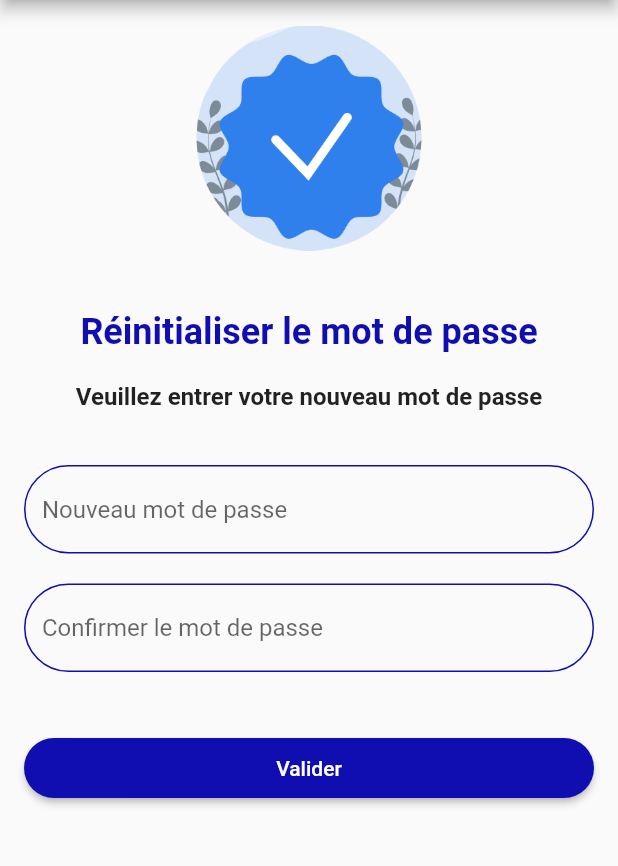
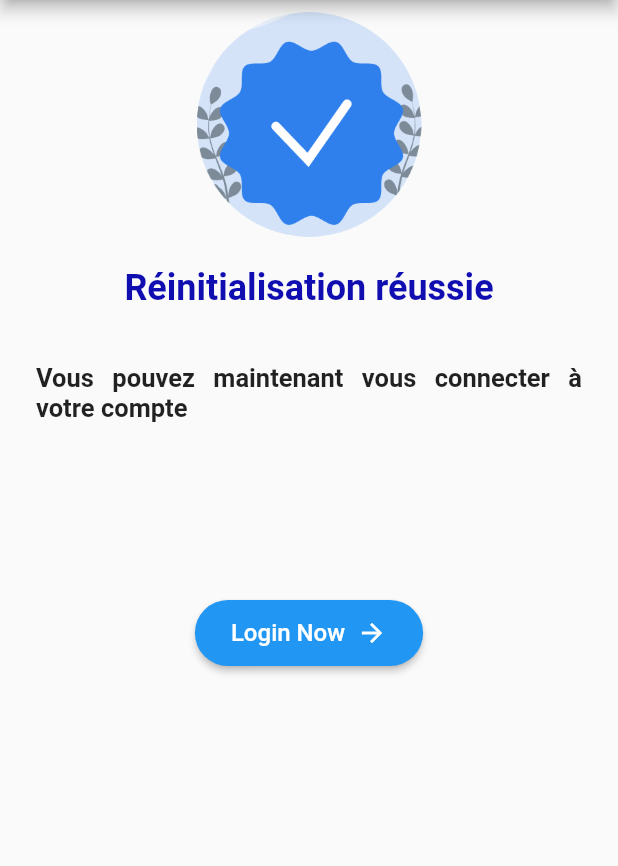
Before and after one commit to Rachidagzl20/projet_mmobilier_appmobile, a Flutter app: the forgot_Password_change_Screen screen opened directly, after a tap on "Valider", on a phone screen of 412 x 824 dp, the part 84-950 px from its top. Run offline on Flutter 3.47's test engine with Material 2 defaults, Android fonts, the light colour scheme and no system bars; our stand-ins replace image_picker.

Commit message:
add modifectation to forgot_password page

```diff
--- a/lib/pages/forgot_password_screen_2.dart
+++ b/lib/pages/forgot_password_screen_2.dart
@@ -2,6 +2,7 @@ import 'package:flutter/material.dart';
 import 'package:projet_mmobilier_appmobile/appBarpage.dart';
 import '../utils/app_color.dart';
 import 'forgot_password_screen_3.dart';
+import 'forgot_password_screen_4.dart';
 
 class EnterCodeScreen extends StatefulWidget {
   const EnterCodeScreen({Key? key}) : super(key: key);
--- a/lib/pages/forgot_password_screen_3.dart
+++ b/lib/pages/forgot_password_screen_3.dart
@@ -1,5 +1,6 @@
 import 'package:flutter/material.dart';
 import '../utils/app_color.dart';
+import 'forgot_password_screen_4.dart';
 
 class forgot_Password_change_Screen extends StatefulWidget {
   const forgot_Password_change_Screen({Key? key}) : super(key: key);
@@ -12,6 +13,8 @@ class _forgot_Password_change_ScreenState extends State<forgot_Password_change_S
   final TextEditingController _newPasswordController = TextEditingController();
   final TextEditingController _confirmPasswordController =
   TextEditingController();
+  late bool _isObscureNewPassword = true;
+  late bool _isObscureConfirmPassword = true;
 
   void _resetPassword() {
     // TODO: Implement password reset logic here
@@ -35,7 +38,7 @@ class _forgot_Password_change_ScreenState extends State<forgot_Password_change_S
               Padding(
                 padding: const EdgeInsets.only(top: 1.0),
                 child: Image.asset(
-                  'assets/forgot_img_4.png',
+                  'assets/forgot_img_5.png',
                   width: 150,
                   height: 150,
                 ),
@@ -69,9 +72,10 @@ class _forgot_Password_change_ScreenState extends State<forgot_Password_change_S
               SizedBox(
                 height: 36,
               ),
+
               TextField(
                 controller: _newPasswordController,
-                obscureText: true,
+                obscureText: _isObscureNewPassword,
                 decoration: InputDecoration(
                   hintText: 'Nouveau mot de passe',
                   enabledBorder: OutlineInputBorder(
@@ -82,6 +86,14 @@ class _forgot_Password_change_ScreenState extends State<forgot_Password_change_S
                       borderRadius: BorderRadius.circular(30),
                       borderSide: BorderSide(width: 1, color:AppColors.accent )
                   ),
+                  suffixIcon: IconButton(
+                    icon: Icon(_isObscureNewPassword ? Icons.visibility_off : Icons.visibility),
+                    onPressed: () {
+                      setState(() {
+                        _isObscureNewPassword = !_isObscureNewPassword;
+                      });
+                    },
+                  ),
                 ),
               ),
               SizedBox(
@@ -89,7 +101,7 @@ class _forgot_Password_change_ScreenState extends State<forgot_Password_change_S
               ),
               TextField(
                 controller: _confirmPasswordController,
-                obscureText: true,
+                obscureText: _isObscureConfirmPassword,
                 decoration: InputDecoration(
                   hintText: 'Confirmer le mot de passe',
                   enabledBorder: OutlineInputBorder(
@@ -100,13 +112,27 @@ class _forgot_Password_change_ScreenState extends State<forgot_Password_change_S
                       borderRadius: BorderRadius.circular(30),
                       borderSide: BorderSide(width: 1, color:AppColors.accent )
                   ),
+                  suffixIcon: IconButton(
+                    icon: Icon(_isObscureConfirmPassword ? Icons.visibility_off : Icons.visibility),
+                    onPressed: () {
+                      setState(() {
+                        _isObscureConfirmPassword = !_isObscureConfirmPassword;
+                      });
+                    },
+                  ),
                 ),
               ),
+
+
               SizedBox(
                 height: 40,
               ),
               ElevatedButton(
-                onPressed: _resetPassword,
+                onPressed: (){
+                  Navigator.push(
+                  context,
+                  MaterialPageRoute(builder: (context) => forgot_password_screen_4()),
+                );},
                 child: Text('Valider'),
                 style: ButtonStyle(
                   backgroundColor: MaterialStateProperty.all<Color>(
--- /dev/null
+++ b/lib/pages/forgot_password_screen_4.dart
@@ -0,0 +1,108 @@
+import 'package:flutter/material.dart';
+
+import '../utils/app_color.dart';
+import 'login.dart';
+
+class forgot_password_screen_4 extends StatefulWidget {
+  const forgot_password_screen_4({Key? key}) : super(key: key);
+
+  @override
+  State<forgot_password_screen_4> createState() =>
+      _forgot_password_screen_4State();
+}
+
+class _forgot_password_screen_4State extends State<forgot_password_screen_4> {
+  @override
+  Widget build(BuildContext context) {
+    return Scaffold(
+      appBar: AppBar(
+        backgroundColor: AppColors.primary,
+        title: Text('Reset Password'),
+        centerTitle: true,
+      ),
+      body: Padding(
+        padding: const EdgeInsets.all(8.0),
+        child: Column(
+            children: [
+          Align(
+            alignment: Alignment.topCenter,
+            child: Image.asset(
+            'assets/forgot_img_5.png',
+            width: 150,
+            height: 150,
+        ),
+          ),
+              SizedBox(height: 20,),
+              Text(
+                'Réinitialisation réussie',
+                style: TextStyle(
+                  fontSize: 24,
+                  fontWeight: FontWeight.bold,
+                  color: AppColors.primary,
+                ),
+                textAlign: TextAlign.center,
+              ),
+              SizedBox(
+                height: 20,
+              ),
+              Padding(
+                padding: const EdgeInsets.all(16.0),
+                child: Align(
+                  alignment: Alignment.center,
+                  child: Text(
+                    'Vous pouvez maintenant vous connecter à votre compte',
+                    style: TextStyle(
+                      fontSize: 17,
+                      fontWeight: FontWeight.bold,
+                    ),
+                    textAlign: TextAlign.justify,
+                  ),
+                ),
+              ),
+              SizedBox(
+                height: 100,
+              ),
+              ElevatedButton(
+                onPressed: (){
+                Navigator.push(
+                  context,
+                  MaterialPageRoute(builder: (context) => LoginPage()),
+                );},
+                style: ElevatedButton.styleFrom(
+                  primary: Colors.blue,
+                  padding: EdgeInsets.symmetric(horizontal: 24, vertical: 12),
+                  shape: RoundedRectangleBorder(
+                    borderRadius: BorderRadius.circular(30),
+                  ),
+                ),
+                child: Row(
+                  mainAxisSize: MainAxisSize.min,
+                  children: [
+                    Text(
+                      'Login Now',
+                      style: TextStyle(
+                        color: Colors.white,
+                        fontSize: 16,
+                      ),
+                    ),
+                    SizedBox(width: 8),
+                    Icon(
+                      Icons.arrow_forward,
+                      color: Colors.white,
+                      size: 20,
+                    ),
+                  ],
+                ),
+              ),
+
+            ],
+
+    ),
+      ),
+
+
+
+
+    );
+  }
+}
--- a/lib/pages/login.dart
+++ b/lib/pages/login.dart
@@ -37,7 +37,7 @@ class _LoginPageState extends State<LoginPage> {
             crossAxisAlignment: CrossAxisAlignment.center,
             children: [
               Padding(
-                padding: const EdgeInsets.only(top: 18.0),
+                padding: const EdgeInsets.only(top: 20.0),
                 child: Text(
                   "AUTHENTIFICATION",
                   style: TextStyle(
```
Also changed, not shown: assets/forgot_img_4.png, assets/forgot_img_5.png (added).
